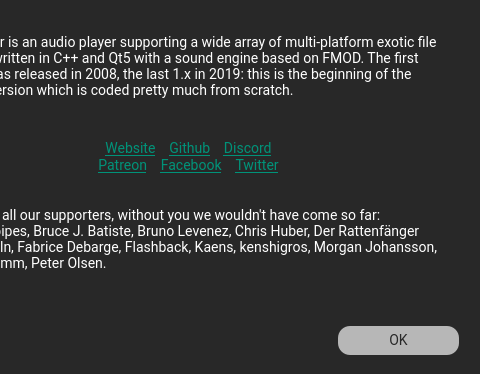
This is src/app/about.ui in aargirakis/BZRPlayer as Qt 5 draws it before an edit; both pictures show x 267 to 747 and y 0 to 374 of the 747 by 374 pixel window. The edited form follows.
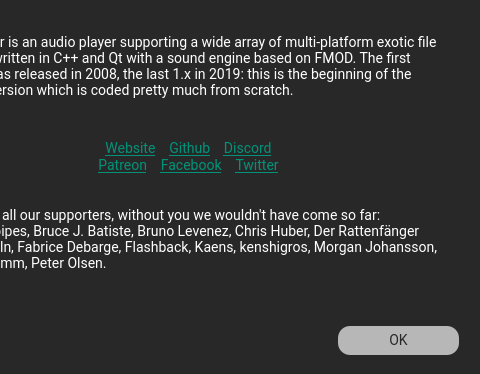
This is the edited form. Icons and pictures are not drawn.

```diff
--- a/src/app/about.ui
+++ b/src/app/about.ui
@@ -163,15 +163,18 @@
    </property>
    <property name="html">
     <string>&lt;!DOCTYPE HTML PUBLIC &quot;-//W3C//DTD HTML 4.0//EN&quot; &quot;http://www.w3.org/TR/REC-html40/strict.dtd&quot;&gt;
-&lt;html&gt;&lt;head&gt;&lt;meta name=&quot;qrichtext&quot; content=&quot;1&quot; /&gt;&lt;style type=&quot;text/css&quot;&gt;
+&lt;html&gt;&lt;head&gt;&lt;meta name=&quot;qrichtext&quot; content=&quot;1&quot; /&gt;&lt;meta charset=&quot;utf-8&quot; /&gt;&lt;style type=&quot;text/css&quot;&gt;
 p, li { white-space: pre-wrap; }
+hr { height: 1px; border-width: 0; }
+li.unchecked::marker { content: &quot;\2610&quot;; }
+li.checked::marker { content: &quot;\2612&quot;; }
 &lt;/style&gt;&lt;/head&gt;&lt;body style=&quot; font-family:'Roboto'; font-size:14px; font-weight:400; font-style:normal;&quot;&gt;
-&lt;p style=&quot; margin-top:12px; margin-bottom:12px; margin-left:0px; margin-right:0px; -qt-block-indent:0; text-indent:0px;&quot;&gt;&lt;span style=&quot; font-size:14px;&quot;&gt;BZR Player is an audio player supporting a wide array of multi-platform exotic file formats, written in C++ and Qt5 with a sound engine based on FMOD. The first version was released in 2008, the last 1.x in 2019: this is the beginning of the new 2.x version which is coded pretty much from scratch.&lt;/span&gt;&lt;/p&gt;
+&lt;p style=&quot; margin-top:12px; margin-bottom:12px; margin-left:0px; margin-right:0px; -qt-block-indent:0; text-indent:0px;&quot;&gt;BZR Player is an audio player supporting a wide array of multi-platform exotic file formats, written in C++ and Qt with a sound engine based on FMOD. The first version was released in 2008, the last 1.x in 2019: this is the beginning of the new 2.x version which is coded pretty much from scratch.&lt;/p&gt;
 &lt;p style=&quot;-qt-paragraph-type:empty; margin-top:12px; margin-bottom:12px; margin-left:0px; margin-right:0px; -qt-block-indent:0; text-indent:0px;&quot;&gt;&lt;br /&gt;&lt;/p&gt;
-&lt;p align=&quot;center&quot; style=&quot; margin-top:0px; margin-bottom:0px; margin-left:0px; margin-right:0px; -qt-block-indent:0; text-indent:0px;&quot;&gt;&lt;a href=&quot;https://bzrplayer.blazer.nu&quot;&gt;&lt;span style=&quot; font-size:14px; text-decoration: underline; color:#009379;&quot;&gt;Website&lt;/span&gt;&lt;/a&gt;&lt;span style=&quot; font-size:14px;&quot;&gt;    &lt;/span&gt;&lt;a href=&quot;https://github.com/aargirakis/BZRPlayer&quot;&gt;&lt;span style=&quot; font-size:14px; text-decoration: underline; color:#009379;&quot;&gt;Github&lt;/span&gt;&lt;/a&gt;&lt;span style=&quot; font-size:14px;&quot;&gt;    &lt;/span&gt;&lt;a href=&quot;https://discord.gg/feEBce8cFe&quot;&gt;&lt;span style=&quot; font-size:14px; text-decoration: underline; color:#009379;&quot;&gt;Discord&lt;/span&gt;&lt;/a&gt;&lt;/p&gt;
-&lt;p align=&quot;center&quot; style=&quot; margin-top:0px; margin-bottom:0px; margin-left:0px; margin-right:0px; -qt-block-indent:0; text-indent:0px;&quot;&gt;&lt;a href=&quot;https://www.patreon.com/bzrplayer&quot;&gt;&lt;span style=&quot; font-size:14px; text-decoration: underline; color:#009379;&quot;&gt;Patreon&lt;/span&gt;&lt;/a&gt;&lt;span style=&quot; font-size:14px;&quot;&gt;    &lt;/span&gt;&lt;a href=&quot;https://www.facebook.com/BZRPlayer&quot;&gt;&lt;span style=&quot; font-size:14px; text-decoration: underline; color:#009379;&quot;&gt;Facebook&lt;/span&gt;&lt;/a&gt;&lt;span style=&quot; font-size:14px;&quot;&gt;    &lt;/span&gt;&lt;a href=&quot;https://twitter.com/BZRPlayer&quot;&gt;&lt;span style=&quot; font-size:14px; text-decoration: underline; color:#009379;&quot;&gt;Twitter&lt;/span&gt;&lt;/a&gt;&lt;/p&gt;
+&lt;p align=&quot;center&quot; style=&quot; margin-top:0px; margin-bottom:0px; margin-left:0px; margin-right:0px; -qt-block-indent:0; text-indent:0px;&quot;&gt;&lt;a href=&quot;https://bzrplayer.blazer.nu&quot;&gt;&lt;span style=&quot; text-decoration: underline; color:#009379;&quot;&gt;Website&lt;/span&gt;&lt;/a&gt;    &lt;a href=&quot;https://github.com/aargirakis/BZRPlayer&quot;&gt;&lt;span style=&quot; text-decoration: underline; color:#009379;&quot;&gt;Github&lt;/span&gt;&lt;/a&gt;    &lt;a href=&quot;https://discord.gg/feEBce8cFe&quot;&gt;&lt;span style=&quot; text-decoration: underline; color:#009379;&quot;&gt;Discord&lt;/span&gt;&lt;/a&gt;&lt;/p&gt;
+&lt;p align=&quot;center&quot; style=&quot; margin-top:0px; margin-bottom:0px; margin-left:0px; margin-right:0px; -qt-block-indent:0; text-indent:0px;&quot;&gt;&lt;a href=&quot;https://www.patreon.com/bzrplayer&quot;&gt;&lt;span style=&quot; text-decoration: underline; color:#009379;&quot;&gt;Patreon&lt;/span&gt;&lt;/a&gt;    &lt;a href=&quot;https://www.facebook.com/BZRPlayer&quot;&gt;&lt;span style=&quot; text-decoration: underline; color:#009379;&quot;&gt;Facebook&lt;/span&gt;&lt;/a&gt;    &lt;a href=&quot;https://twitter.com/BZRPlayer&quot;&gt;&lt;span style=&quot; text-decoration: underline; color:#009379;&quot;&gt;Twitter&lt;/span&gt;&lt;/a&gt;&lt;/p&gt;
 &lt;p style=&quot;-qt-paragraph-type:empty; margin-top:0px; margin-bottom:0px; margin-left:0px; margin-right:0px; -qt-block-indent:0; text-indent:0px;&quot;&gt;&lt;br /&gt;&lt;/p&gt;
-&lt;p style=&quot; margin-top:0px; margin-bottom:0px; margin-left:0px; margin-right:0px; -qt-block-indent:0; text-indent:0px;&quot;&gt;&lt;span style=&quot; font-size:14px;&quot;&gt;&lt;br /&gt;Thanks to all our supporters, without you we wouldn't have come so far:&lt;br /&gt;Alex, bagpipes, Bruce J. Batiste, Bruno Levenez, Chris Huber, Der Rattenfänger von Hameln, Fabrice Debarge, Flashback, Kaens, kenshigros, Morgan Johansson, Olivier Krumm, Peter Olsen.&lt;/span&gt;&lt;/p&gt;&lt;/body&gt;&lt;/html&gt;</string>
+&lt;p style=&quot; margin-top:0px; margin-bottom:0px; margin-left:0px; margin-right:0px; -qt-block-indent:0; text-indent:0px;&quot;&gt;&lt;br /&gt;Thanks to all our supporters, without you we wouldn't have come so far:&lt;br /&gt;Alex, bagpipes, Bruce J. Batiste, Bruno Levenez, Chris Huber, Der Rattenfänger von Hameln, Fabrice Debarge, Flashback, Kaens, kenshigros, Morgan Johansson, Olivier Krumm, Peter Olsen.&lt;/p&gt;&lt;/body&gt;&lt;/html&gt;</string>
    </property>
    <property name="openExternalLinks">
     <bool>true</bool>
```
Left out of the diff: 20 changed lines with no effect on the pictures.
